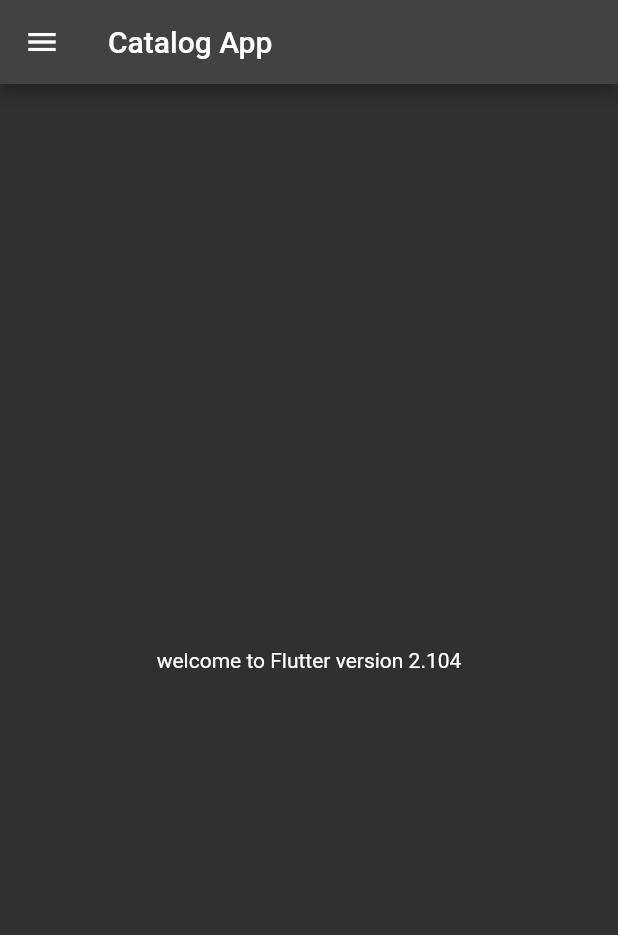
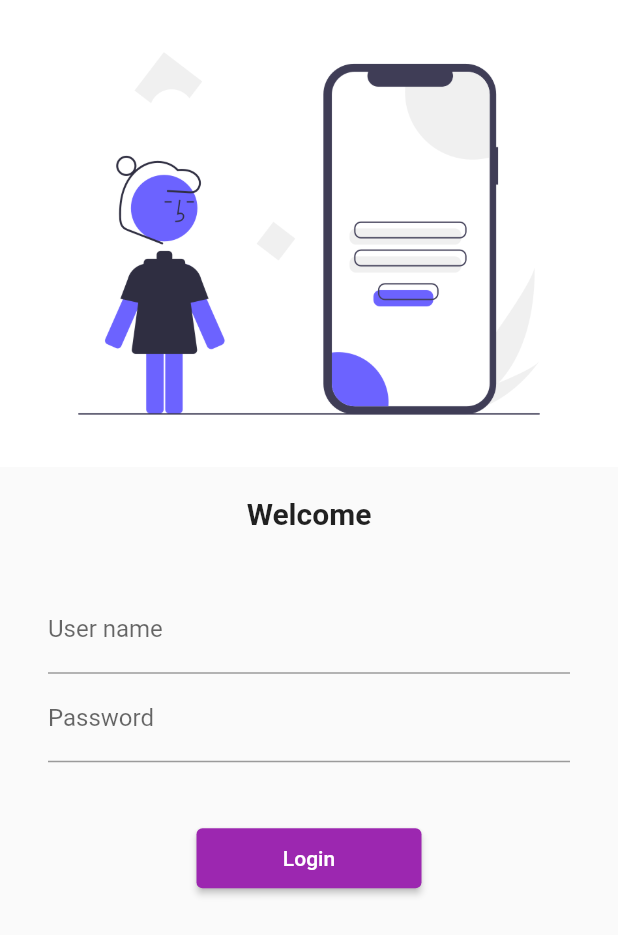
Before and after one commit to SanjukumarPukale/FlutterCatalog, a Flutter app: the screen it shows after launch, on a phone screen of 412 x 824 dp. Shown: the top 935 px of the screen. Run offline on Flutter 3.47's test engine with Material 2 defaults, Android fonts, the phone set to English and light mode, and no system bars; our stand-ins replace google_fonts.

Commit message:
flutter_catalog2 is added

```diff
--- a/lib/main.dart
+++ b/lib/main.dart
@@ -1,5 +1,8 @@
 import 'package:flutter/material.dart';
 import 'package:flutter_catalog/pages/HomePage.dart';
+import 'package:flutter_catalog/pages/login_page.dart';
+import 'package:flutter_catalog/utils/routes.dart';
+import 'package:google_fonts/google_fonts.dart';
 
 void main() {
   runApp(const MyApp());
@@ -12,15 +15,18 @@ class MyApp extends StatelessWidget {
   Widget build(BuildContext context) {
     return MaterialApp(
       debugShowCheckedModeBanner: false,
-      themeMode: ThemeMode.dark,
+      themeMode: ThemeMode.light,
       theme: ThemeData(
         primarySwatch: Colors.purple,
       ),
       darkTheme: ThemeData(
         brightness: Brightness.dark,    // theme of app will be dark
       ),
+     // initialRoute: '/home',            // default '/' will change to '/home'
       routes: {
-        '/' : (context) => HomePage(),
+        '/' : (context) => LoginPage(),    // by default it will take '/'
+        MyRoutes.loginRoute: (context) => LoginPage(),
+        MyRoutes.homeRoute: (context) => HomePage(),
       },
     );
   }
--- /dev/null
+++ b/lib/pages/login_page.dart
@@ -0,0 +1,65 @@
+import 'package:flutter/material.dart';
+import 'package:flutter_catalog/utils/routes.dart';
+
+class LoginPage extends StatelessWidget {
+  const LoginPage({ Key? key }) : super(key: key);
+
+  @override
+  Widget build(BuildContext context) {
+    return Material(
+      child: SingleChildScrollView(
+        child: Column(
+          children: [
+            Image.asset('assets/images/login_image.png',
+            fit: BoxFit.cover,
+             ),
+             SizedBox(
+               height: 20,         // It will give some space between image and text in vertical
+             ),
+             Text('Welcome', style: TextStyle(
+               fontSize: 20,
+               fontWeight: FontWeight.bold,
+             ),
+            ),
+            SizedBox(
+               height: 20,
+             ),
+             Padding(
+               padding: const EdgeInsets.symmetric(vertical: 16.0, horizontal: 32.0),
+               child: Column(
+                 children: [
+                   TextFormField(
+                 decoration: InputDecoration(
+                   hintText: 'Enter user name',
+                   labelText: 'User name'
+                 ),
+               ),
+               TextFormField(
+                 obscureText: true,
+                 decoration: InputDecoration(
+                   hintText: 'Enter password',
+                   labelText: 'Password'
+                 ),
+               ),
+               SizedBox(
+               height: 40,
+             ),
+
+             ElevatedButton(
+               onPressed: (){
+                  Navigator.pushNamed(context, MyRoutes.homeRoute);
+               },
+               child: Text('Login'),
+               style: TextButton.styleFrom(
+                 minimumSize: Size(150, 40),
+               ),
+               ),
+                 ],
+               ),
+             )
+          ],
+        ),
+      )
+    );
+  }
+}
--- /dev/null
+++ b/lib/utils/routes.dart
@@ -0,0 +1,4 @@
+class MyRoutes{
+  static String loginRoute = '/login';
+  static String homeRoute = '/home';
+}
--- a/pubspec.yaml
+++ b/pubspec.yaml
@@ -45,6 +45,7 @@ dev_dependencies:
   # package. See that file for information about deactivating specific lint
   # rules and activating additional ones.
   flutter_lints: ^1.0.0
+  google_fonts: ^2.3.1
 
 # For information on the generic Dart part of this file, see the
 # following page: https://dart.dev/tools/pub/pubspec
@@ -58,8 +59,8 @@ flutter:
   uses-material-design: true
 
   # To add assets to your application, add an assets section, like this:
-  # assets:
-  #   - images/a_dot_burr.jpeg
+  assets:
+   - assets/images/
   #   - images/a_dot_ham.jpeg
 
   # An image asset can refer to one or more resolution-specific "variants", see
```
Also changed, not shown: assets/images/login_image.png (added), pubspec.lock.
